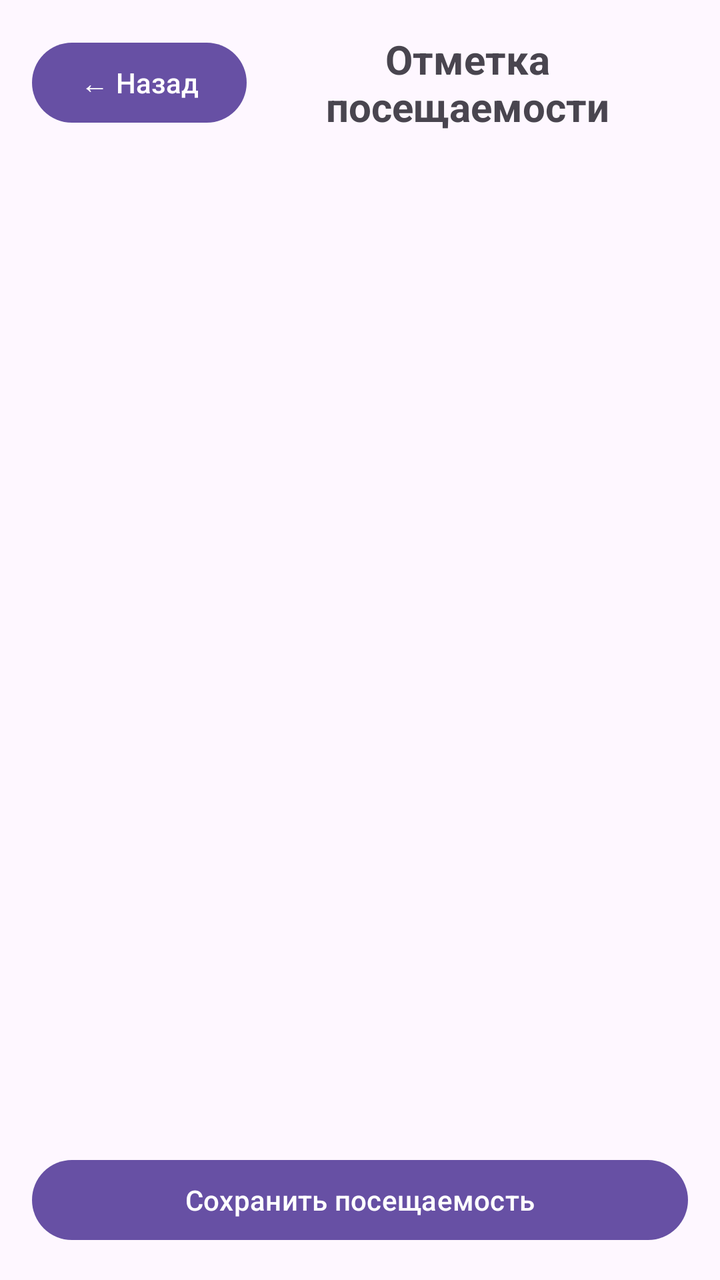
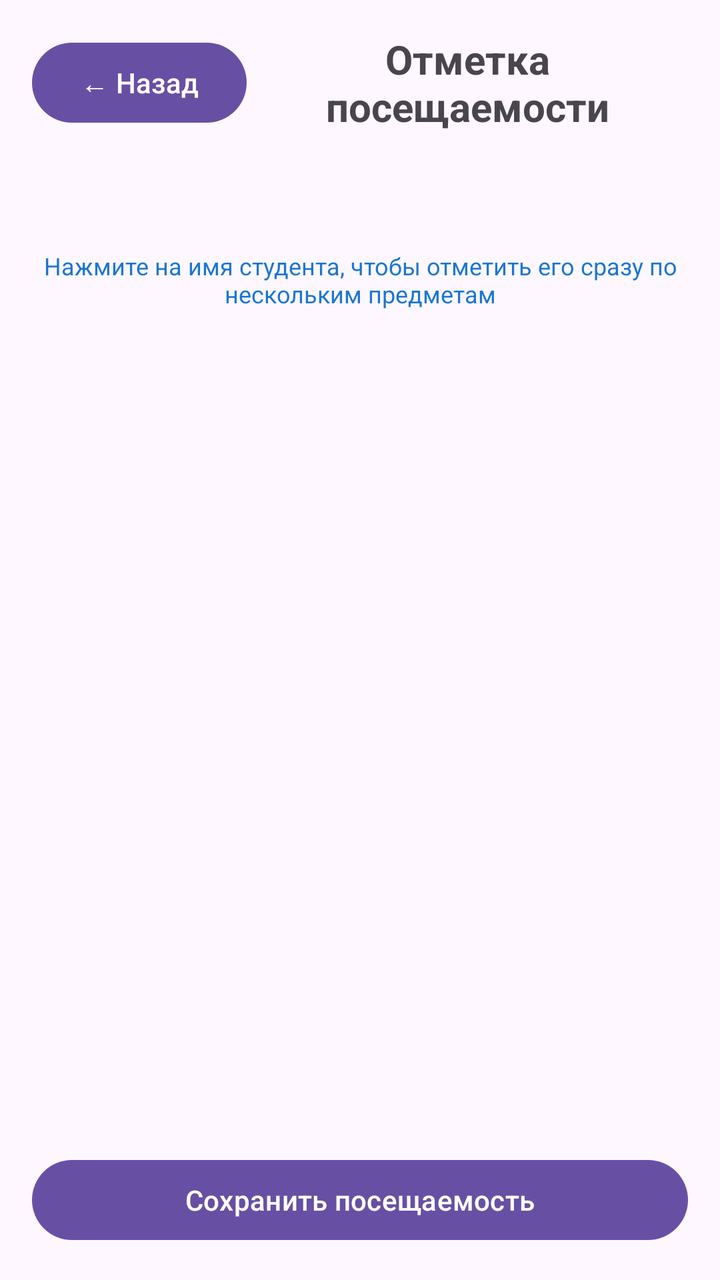

Screens rendered from an Android XML layout before and after an edit, with the pre-edit source and the edit as a unified diff.
<!-- AndroidManifest.xml: application theme Theme.AttendanceControl -->
<!-- res/layout/activity_mark_attendance.xml -->
<?xml version="1.0" encoding="utf-8"?>
<LinearLayout xmlns:android="http://schemas.android.com/apk/res/android"
    android:layout_width="match_parent"
    android:layout_height="match_parent"
    android:orientation="vertical"
    android:padding="16dp">

    
    <LinearLayout
        android:layout_width="match_parent"
        android:layout_height="wrap_content"
        android:orientation="horizontal"
        android:gravity="center_vertical"
        android:layout_marginBottom="8dp">

        <Button
            android:id="@+id/btnBack"
            android:layout_width="wrap_content"
            android:layout_height="wrap_content"
            android:text="← Назад" />

        <TextView
            android:layout_width="0dp"
            android:layout_height="wrap_content"
            android:layout_weight="1"
            android:text="Отметка посещаемости"
            android:textSize="20sp"
            android:textStyle="bold"
            android:gravity="center" />

    </LinearLayout>

    
    <TextView
        android:id="@+id/tvLessonInfo"
        android:layout_width="match_parent"
        android:layout_height="wrap_content"
        android:gravity="center"
        android:textSize="15sp"
        android:textColor="#424242" />

    
    <TextView
        android:id="@+id/tvSummary"
        android:layout_width="match_parent"
        android:layout_height="wrap_content"
        android:gravity="center"
        android:layout_marginTop="4dp"
        android:layout_marginBottom="8dp"
        android:textSize="13sp"
        android:textColor="#757575" />

    <TextView
        android:id="@+id/tvEmpty"
        android:layout_width="match_parent"
        android:layout_height="wrap_content"
        android:text="В выбранной группе нет студентов. Добавьте студентов в разделе «Студенты»."
        android:gravity="center"
        android:padding="16dp"
        android:visibility="gone" />

    <ListView
        android:id="@+id/lvAttendance"
        android:layout_width="match_parent"
        android:layout_height="0dp"
        android:layout_weight="1" />

    <Button
        android:id="@+id/btnSave"
        android:layout_width="match_parent"
        android:layout_height="wrap_content"
        android:layout_marginTop="8dp"
        android:text="Сохранить посещаемость" />

</LinearLayout>
<!-- resources referenced by this layout -->
<resources>
  <style name="Theme.AttendanceControl" parent="Base.Theme.AttendanceControl" />
  <style name="Base.Theme.AttendanceControl" parent="Theme.Material3.DayNight.NoActionBar">
          
          
      </style>
</resources>

<!-- the commit's change to res/layout/activity_mark_attendance.xml (unified diff, before → after) -->
@@ -51,6 +51,16 @@
         android:textColor="#757575" />
 
     <TextView
+        android:id="@+id/tvHint"
+        android:layout_width="match_parent"
+        android:layout_height="wrap_content"
+        android:gravity="center"
+        android:layout_marginBottom="8dp"
+        android:text="Нажмите на имя студента, чтобы отметить его сразу по нескольким предметам"
+        android:textSize="12sp"
+        android:textColor="#1976D2" />
+
+    <TextView
         android:id="@+id/tvEmpty"
         android:layout_width="match_parent"
         android:layout_height="wrap_content"
